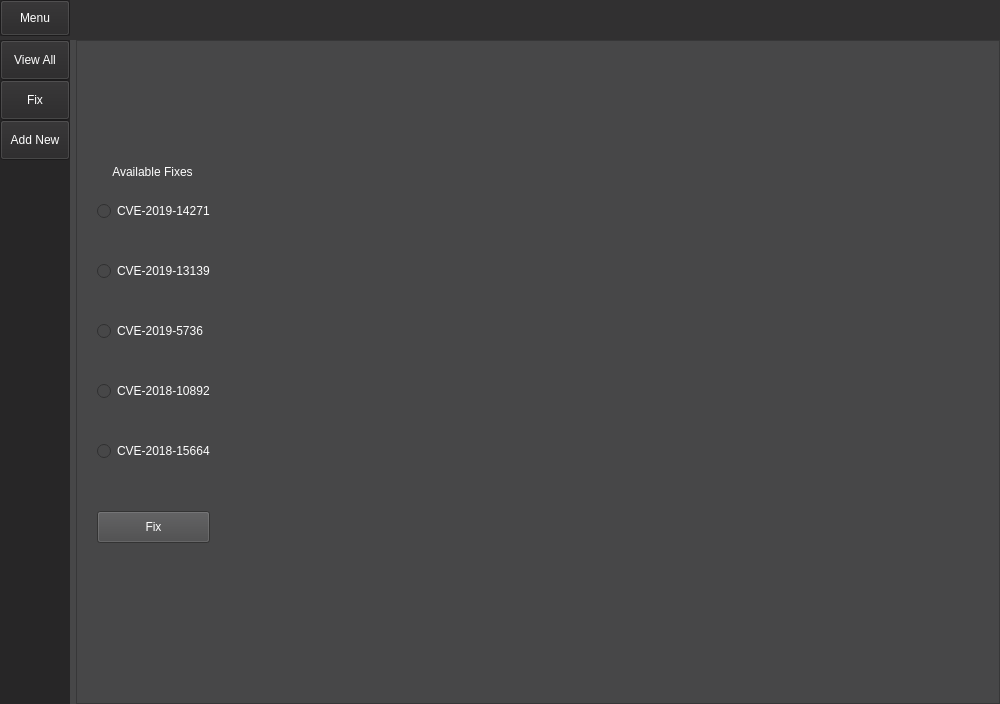
Old version of the form test_ui.ui in the repository adivardhan1000/INSE6130.
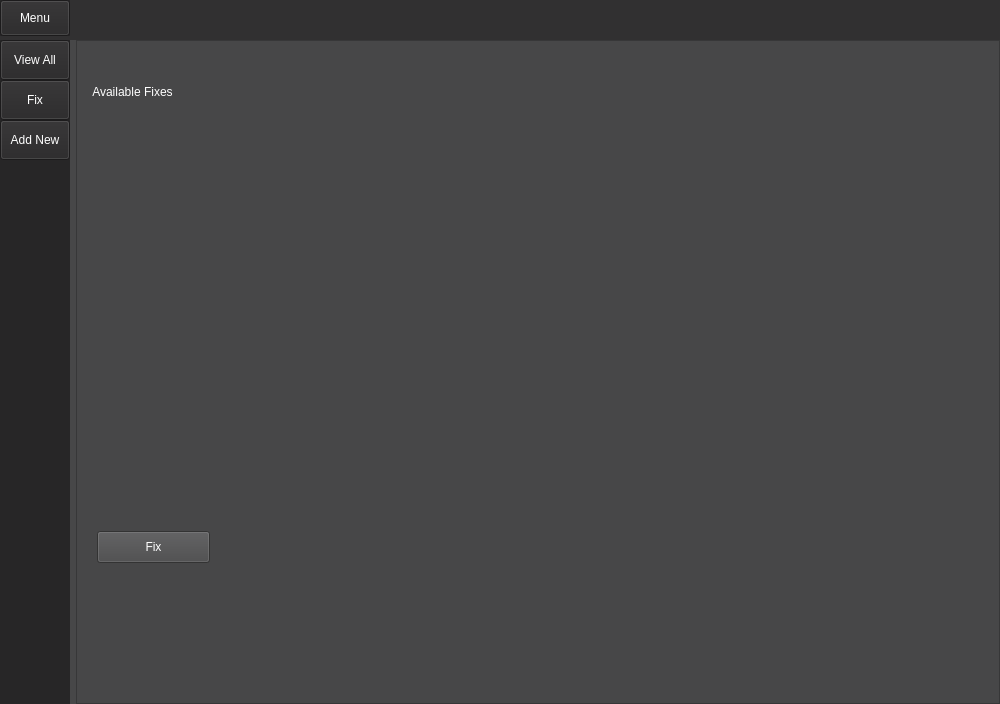
New version of the form. The open tabs and pages were chosen to show the change.

Commit message: added dynamic fix buttons

Patch:
```diff
--- a/test_ui.ui
+++ b/test_ui.ui
@@ -602,8 +602,8 @@
              <widget class="QLabel" name="page_4_label">
               <property name="geometry">
                <rect>
-                <x>20</x>
-                <y>110</y>
+                <x>0</x>
+                <y>30</y>
                 <width>111</width>
                 <height>41</height>
                </rect>
@@ -628,7 +628,7 @@
               <property name="geometry">
                <rect>
                 <x>20</x>
-                <y>470</y>
+                <y>490</y>
                 <width>113</width>
                 <height>32</height>
                </rect>
@@ -645,96 +645,6 @@
                <string>Fix</string>
               </property>
              </widget>
-             <widget class="QRadioButton" name="radioButton_1">
-              <property name="geometry">
-               <rect>
-                <x>20</x>
-                <y>140</y>
-                <width>190</width>
-                <height>60</height>
-               </rect>
-              </property>
-              <property name="styleSheet">
-               <string notr="true">QRadioButton{
-	color: rgb(255,255,255);
-}</string>
-              </property>
-              <property name="text">
-               <string>CVE-2019-14271 </string>
-              </property>
-             </widget>
-             <widget class="QRadioButton" name="radioButton_2">
-              <property name="geometry">
-               <rect>
-                <x>20</x>
-                <y>200</y>
-                <width>190</width>
-                <height>60</height>
-               </rect>
-              </property>
-              <property name="styleSheet">
-               <string notr="true">QRadioButton{
-	color: rgb(255,255,255);
-}</string>
-              </property>
-              <property name="text">
-               <string>CVE-2019-13139</string>
-              </property>
-             </widget>
-             <widget class="QRadioButton" name="radioButton_3">
-              <property name="geometry">
-               <rect>
-                <x>20</x>
-                <y>260</y>
-                <width>190</width>
-                <height>60</height>
-               </rect>
-              </property>
-              <property name="styleSheet">
-               <string notr="true">QRadioButton{
-	color: rgb(255,255,255);
-}</string>
-              </property>
-              <property name="text">
-               <string>CVE-2019-5736</string>
-              </property>
-             </widget>
-             <widget class="QRadioButton" name="radioButton_4">
-              <property name="geometry">
-               <rect>
-                <x>20</x>
-                <y>320</y>
-                <width>190</width>
-                <height>60</height>
-               </rect>
-              </property>
-              <property name="styleSheet">
-               <string notr="true">QRadioButton{
-	color: rgb(255,255,255);
-}</string>
-              </property>
-              <property name="text">
-               <string>CVE-2018-10892</string>
-              </property>
-             </widget>
-             <widget class="QRadioButton" name="radioButton_5">
-              <property name="geometry">
-               <rect>
-                <x>20</x>
-                <y>380</y>
-                <width>190</width>
-                <height>60</height>
-               </rect>
-              </property>
-              <property name="styleSheet">
-               <string notr="true">QRadioButton{
-	color: rgb(255,255,255);
-}</string>
-              </property>
-              <property name="text">
-               <string>CVE-2018-15664</string>
-              </property>
-             </widget>
             </widget>
             <widget class="QWidget" name="page_5">
              <widget class="QLabel" name="page_5_label">
```
Left out of the diff: 22 changed lines with no effect on the pictures. The commit also changes 1 other file.
